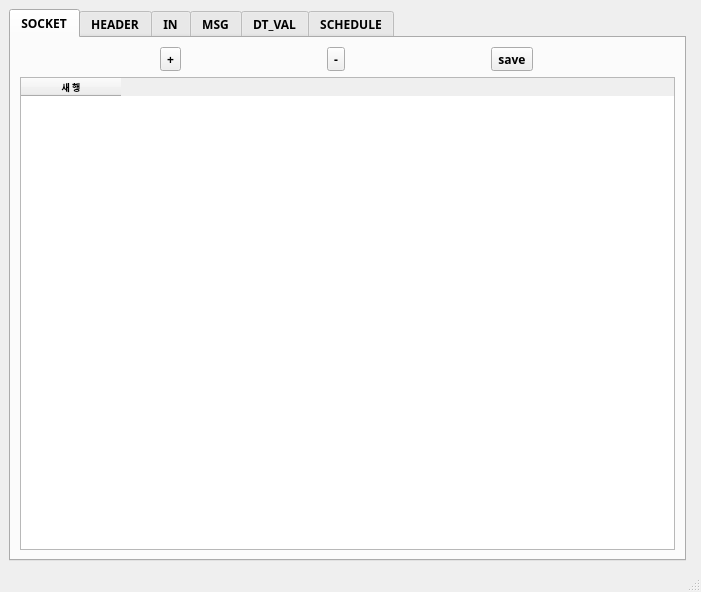
Old version of the form src/component/settings/views/settings.ui in the repository gusdnd3150/communication-gui.
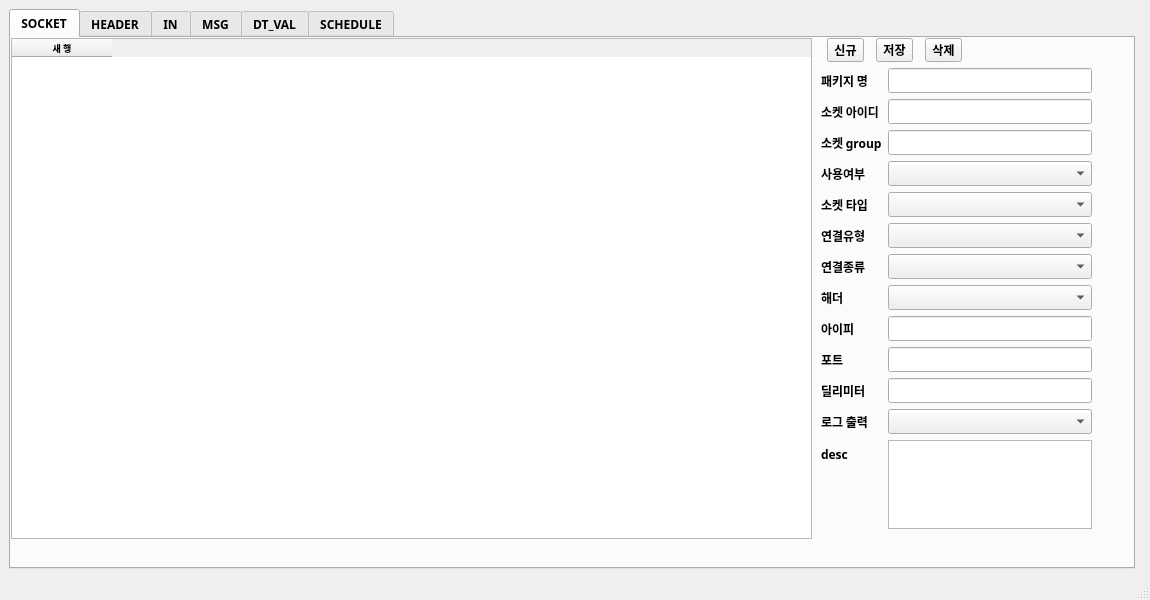
New version of the form.

Commit message: 설정페이지 UI 수정

Patch:
```diff
--- a/src/component/settings/views/settings.ui
+++ b/src/component/settings/views/settings.ui
@@ -6,8 +6,8 @@
    <rect>
     <x>0</x>
     <y>0</y>
-    <width>701</width>
-    <height>592</height>
+    <width>1150</width>
+    <height>600</height>
    </rect>
   </property>
   <property name="sizePolicy">
@@ -18,8 +18,14 @@
   </property>
   <property name="minimumSize">
    <size>
-    <width>500</width>
-    <height>400</height>
+    <width>1150</width>
+    <height>600</height>
+   </size>
+  </property>
+  <property name="maximumSize">
+   <size>
+    <width>1150</width>
+    <height>600</height>
    </size>
   </property>
   <property name="baseSize">
@@ -49,47 +55,205 @@
        <attribute name="title">
         <string>SOCKET</string>
        </attribute>
-       <layout class="QGridLayout" name="gridLayout_3">
-        <item row="2" column="0">
-         <widget class="QTableWidget" name="list_sk">
-          <property name="font">
-           <font>
-            <pointsize>7</pointsize>
-           </font>
-          </property>
-          <column>
+       <widget class="QWidget" name="">
+        <property name="geometry">
+         <rect>
+          <x>810</x>
+          <y>0</y>
+          <width>149</width>
+          <height>24</height>
+         </rect>
+        </property>
+        <layout class="QGridLayout" name="gridLayout">
+         <item row="0" column="0">
+          <widget class="QToolButton" name="btn_addSk">
            <property name="text">
-            <string>새 행</string>
+            <string>신규</string>
            </property>
-          </column>
-         </widget>
-        </item>
-        <item row="0" column="0">
-         <layout class="QGridLayout" name="gridLayout">
-          <item row="0" column="1">
-           <widget class="QToolButton" name="btn_delSk">
-            <property name="text">
-             <string>-</string>
-            </property>
-           </widget>
-          </item>
-          <item row="0" column="2">
-           <widget class="QToolButton" name="btn_saveSk">
-            <property name="text">
-             <string>save</string>
-            </property>
-           </widget>
-          </item>
-          <item row="0" column="0">
-           <widget class="QToolButton" name="btn_addSk">
-            <property name="text">
-             <string>+</string>
-            </property>
-           </widget>
-          </item>
-         </layout>
-        </item>
-       </layout>
+          </widget>
+         </item>
+         <item row="0" column="2">
+          <widget class="QToolButton" name="btn_delSk">
+           <property name="text">
+            <string>삭제</string>
+           </property>
+          </widget>
+         </item>
+         <item row="0" column="1">
+          <widget class="QToolButton" name="btn_saveSk">
+           <property name="text">
+            <string>저장</string>
+           </property>
+          </widget>
+         </item>
+        </layout>
+       </widget>
+       <widget class="QWidget" name="formLayoutWidget_2">
+        <property name="geometry">
+         <rect>
+          <x>810</x>
+          <y>30</y>
+          <width>271</width>
+          <height>461</height>
+         </rect>
+        </property>
+        <layout class="QFormLayout" name="formLayout_2">
+         <item row="0" column="0">
+          <widget class="QLabel" name="label_7">
+           <property name="text">
+            <string>패키지 명</string>
+           </property>
+          </widget>
+         </item>
+         <item row="0" column="1">
+          <widget class="QLineEdit" name="sk_PKG_ID">
+           <property name="text">
+            <string/>
+           </property>
+          </widget>
+         </item>
+         <item row="1" column="0">
+          <widget class="QLabel" name="label_8">
+           <property name="text">
+            <string>소켓 아이디</string>
+           </property>
+          </widget>
+         </item>
+         <item row="1" column="1">
+          <widget class="QLineEdit" name="sk_SK_ID"/>
+         </item>
+         <item row="2" column="0">
+          <widget class="QLabel" name="label_9">
+           <property name="text">
+            <string>소켓 group</string>
+           </property>
+          </widget>
+         </item>
+         <item row="12" column="0">
+          <widget class="QLabel" name="label_10">
+           <property name="text">
+            <string>desc</string>
+           </property>
+          </widget>
+         </item>
+         <item row="11" column="0">
+          <widget class="QLabel" name="label_11">
+           <property name="text">
+            <string>로그 출력</string>
+           </property>
+          </widget>
+         </item>
+         <item row="3" column="0">
+          <widget class="QLabel" name="label_12">
+           <property name="text">
+            <string>사용여부</string>
+           </property>
+          </widget>
+         </item>
+         <item row="4" column="0">
+          <widget class="QLabel" name="label_13">
+           <property name="text">
+            <string>소켓 타입</string>
+           </property>
+          </widget>
+         </item>
+         <item row="10" column="0">
+          <widget class="QLabel" name="label_14">
+           <property name="text">
+            <string>딜리미터</string>
+           </property>
+          </widget>
+         </item>
+         <item row="9" column="0">
+          <widget class="QLabel" name="label_15">
+           <property name="text">
+            <string>포트</string>
+           </property>
+          </widget>
+         </item>
+         <item row="8" column="0">
+          <widget class="QLabel" name="label_16">
+           <property name="text">
+            <string>아이피</string>
+           </property>
+          </widget>
+         </item>
+         <item row="7" column="0">
+          <widget class="QLabel" name="label_17">
+           <property name="text">
+            <string>해더</string>
+           </property>
+          </widget>
+         </item>
+         <item row="5" column="0">
+          <widget class="QLabel" name="label_18">
+           <property name="text">
+            <string>연결유형</string>
+           </property>
+          </widget>
+         </item>
+         <item row="6" column="0">
+          <widget class="QLabel" name="label_19">
+           <property name="text">
+            <string>연결종류</string>
+           </property>
+          </widget>
+         </item>
+         <item row="2" column="1">
+          <widget class="QLineEdit" name="sk_SK_GROUP"/>
+         </item>
+         <item row="8" column="1">
+          <widget class="QLineEdit" name="sk_SK_IP_2"/>
+         </item>
+         <item row="9" column="1">
+          <widget class="QLineEdit" name="sk_SK_PORT"/>
+         </item>
+         <item row="10" column="1">
+          <widget class="QLineEdit" name="sk_SK_DELIMIT_TYPE"/>
+         </item>
+         <item row="3" column="1">
+          <widget class="QComboBox" name="sk_USE_YN"/>
+         </item>
+         <item row="4" column="1">
+          <widget class="QComboBox" name="sk_SK_TYPE"/>
+         </item>
+         <item row="5" column="1">
+          <widget class="QComboBox" name="sk_SK_CONN_TYPE"/>
+         </item>
+         <item row="6" column="1">
+          <widget class="QComboBox" name="sk_SK_CLIENT_TYPE"/>
+         </item>
+         <item row="7" column="1">
+          <widget class="QComboBox" name="sk_HD_ID"/>
+         </item>
+         <item row="11" column="1">
+          <widget class="QComboBox" name="sk_SK_LOG"/>
+         </item>
+         <item row="12" column="1">
+          <widget class="QTextEdit" name="sk_SK_DESC"/>
+         </item>
+        </layout>
+       </widget>
+       <widget class="QTableWidget" name="list_sk">
+        <property name="geometry">
+         <rect>
+          <x>0</x>
+          <y>0</y>
+          <width>801</width>
+          <height>501</height>
+         </rect>
+        </property>
+        <property name="font">
+         <font>
+          <pointsize>7</pointsize>
+         </font>
+        </property>
+        <column>
+         <property name="text">
+          <string>새 행</string>
+         </property>
+        </column>
+       </widget>
       </widget>
       <widget class="QWidget" name="tab_2">
        <attribute name="title">
```
Left out of the diff: 2 changed lines with no effect on the pictures. The commit also changes 4 other files.
